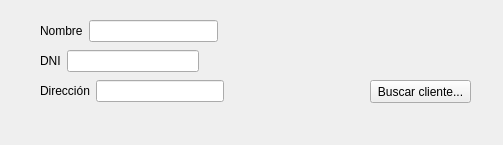
Above: ManagerM/ui_new_venta_cotizacion.ui from janfranco27/TheProyect before the change. Below: the same form after it.
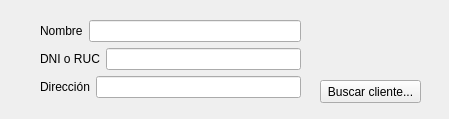
That is the form after the change.

```diff
--- a/ManagerM/ui_new_venta_cotizacion.ui
+++ b/ManagerM/ui_new_venta_cotizacion.ui
@@ -6,8 +6,8 @@
    <rect>
     <x>0</x>
     <y>0</y>
-    <width>503</width>
-    <height>145</height>
+    <width>449</width>
+    <height>119</height>
    </rect>
   </property>
   <property name="windowTitle">
@@ -16,7 +16,7 @@
   <widget class="QPushButton" name="pushButton">
    <property name="geometry">
     <rect>
-     <x>370</x>
+     <x>320</x>
      <y>80</y>
      <width>101</width>
      <height>23</height>
@@ -31,10 +31,12 @@
     <rect>
      <x>40</x>
      <y>20</y>
-     <width>178</width>
-     <height>22</height>
+     <width>261</width>
+     <height>80</height>
     </rect>
    </property>
+   <layout class="QGridLayout" name="gridLayout">
+    <item row="0" column="0">
    <layout class="QHBoxLayout" name="horizontalLayout">
     <item>
      <widget class="QLabel" name="label">
@@ -47,21 +49,13 @@
      <widget class="QLineEdit" name="lineEdit"/>
     </item>
    </layout>
-  </widget>
-  <widget class="QWidget" name="">
-   <property name="geometry">
-    <rect>
-     <x>40</x>
-     <y>50</y>
-     <width>159</width>
-     <height>22</height>
-    </rect>
-   </property>
+    </item>
+    <item row="1" column="0">
    <layout class="QHBoxLayout" name="horizontalLayout_2">
     <item>
      <widget class="QLabel" name="label_2">
       <property name="text">
-       <string>DNI</string>
+         <string>DNI o RUC</string>
       </property>
      </widget>
     </item>
@@ -69,16 +63,8 @@
      <widget class="QLineEdit" name="lineEdit_2"/>
     </item>
    </layout>
-  </widget>
-  <widget class="QWidget" name="">
-   <property name="geometry">
-    <rect>
-     <x>40</x>
-     <y>80</y>
-     <width>184</width>
-     <height>22</height>
-    </rect>
-   </property>
+    </item>
+    <item row="2" column="0">
    <layout class="QHBoxLayout" name="horizontalLayout_3">
     <item>
      <widget class="QLabel" name="label_3">
@@ -89,6 +75,8 @@
     </item>
     <item>
      <widget class="QLineEdit" name="lineEdit_3"/>
+      </item>
+     </layout>
     </item>
    </layout>
   </widget>
```
Lines whose indentation alone changed are shown as unchanged.
